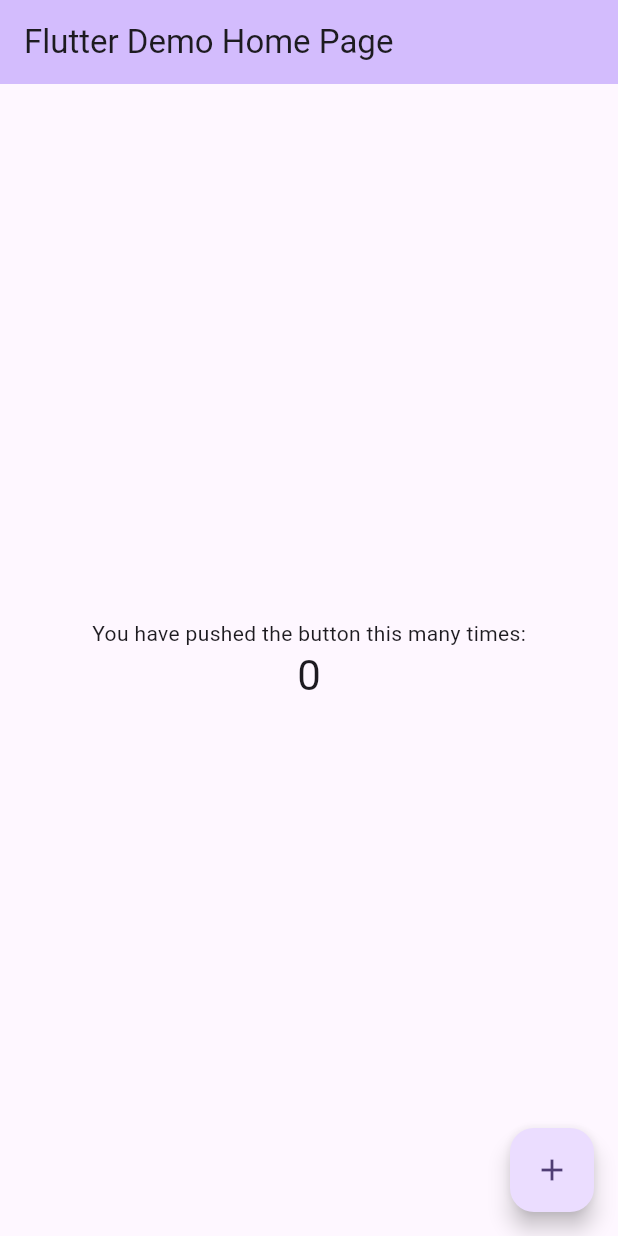
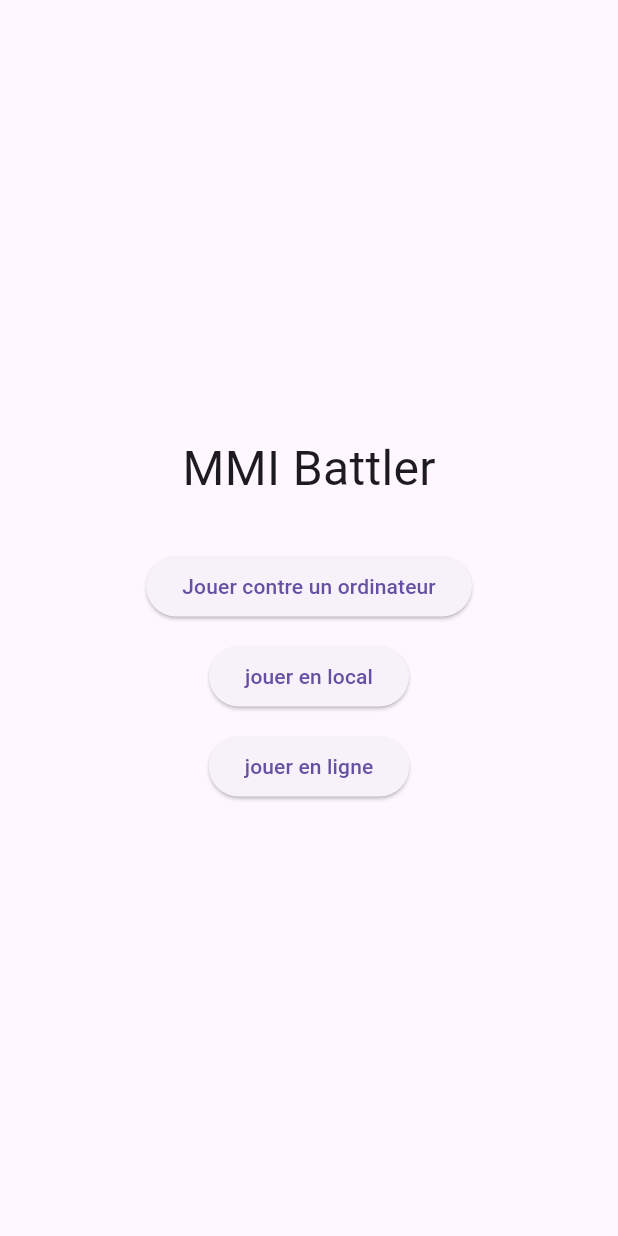
Before and after one commit to Kaynn205/MMI_BATTLER, a Flutter app: the screen it shows after launch, on a phone screen of 412 x 824 dp. Run offline on Flutter 3.47's test engine with Material 3 defaults, Android fonts, the phone set to English and light mode, and no system bars; our stand-ins replace material_ui, sqflite; accounts and stored records are empty.

Commit message:
Page d'accueil
Création de la page d'accueil

```diff
--- /dev/null
+++ b/devtools_options.yaml
@@ -0,0 +1,3 @@
+description: This file stores settings for Dart & Flutter DevTools.
+documentation: https://docs.flutter.dev/tools/devtools/extensions#configure-extension-enablement-states
+extensions:
--- a/lib/main.dart
+++ b/lib/main.dart
@@ -11,112 +11,46 @@ class MyApp extends StatelessWidget {
   @override
   Widget build(BuildContext context) {
     return MaterialApp(
-      title: 'Flutter Demo',
-      theme: ThemeData(
-        // This is the theme of your application.
-        //
-        // TRY THIS: Try running your application with "flutter run". You'll see
-        // the application has a purple toolbar. Then, without quitting the app,
-        // try changing the seedColor in the colorScheme below to Colors.green
-        // and then invoke "hot reload" (save your changes or press the "hot
-        // reload" button in a Flutter-supported IDE, or press "r" if you used
-        // the command line to start the app).
-        //
-        // Notice that the counter didn't reset back to zero; the application
-        // state is not lost during the reload. To reset the state, use hot
-        // restart instead.
-        //
-        // This works for code too, not just values: Most code changes can be
-        // tested with just a hot reload.
-        colorScheme: .fromSeed(seedColor: Colors.deepPurple),
-      ),
-      home: const MyHomePage(title: 'Flutter Demo Home Page'),
+      title: 'MMI Battler',
+      debugShowCheckedModeBanner: false,
+      home: const MyHomePage(),
     );
   }
 }
 
 class MyHomePage extends StatefulWidget {
-  const MyHomePage({super.key, required this.title});
-
-  // This widget is the home page of your application. It is stateful, meaning
-  // that it has a State object (defined below) that contains fields that affect
-  // how it looks.
-
-  // This class is the configuration for the state. It holds the values (in this
-  // case the title) provided by the parent (in this case the App widget) and
-  // used by the build method of the State. Fields in a Widget subclass are
-  // always marked "final".
-
-  final String title;
-
+  const MyHomePage({super.key});
   @override
   State<MyHomePage> createState() => _MyHomePageState();
 }
 
 class _MyHomePageState extends State<MyHomePage> {
-  int _counter = 0;
-
-  void _incrementCounter() {
-    setState(() {
-      // This call to setState tells the Flutter framework that something has
-      // changed in this State, which causes it to rerun the build method below
-      // so that the display can reflect the updated values. If we changed
-      // _counter without calling setState(), then the build method would not be
-      // called again, and so nothing would appear to happen.
-      _counter++;
-    });
-  }
-
   @override
   Widget build(BuildContext context) {
-    // This method is rerun every time setState is called, for instance as done
-    // by the _incrementCounter method above.
-    //
-    // The Flutter framework has been optimized to make rerunning build methods
-    // fast, so that you can just rebuild anything that needs updating rather
-    // than having to individually change instances of widgets.
     return Scaffold(
-      appBar: AppBar(
-        // TRY THIS: Try changing the color here to a specific color (to
-        // Colors.amber, perhaps?) and trigger a hot reload to see the AppBar
-        // change color while the other colors stay the same.
-        backgroundColor: Theme.of(context).colorScheme.inversePrimary,
-        // Here we take the value from the MyHomePage object that was created by
-        // the App.build method, and use it to set our appbar title.
-        title: Text(widget.title),
-      ),
       body: Center(
-        // Center is a layout widget. It takes a single child and positions it
-        // in the middle of the parent.
         child: Column(
-          // Column is also a layout widget. It takes a list of children and
-          // arranges them vertically. By default, it sizes itself to fit its
-          // children horizontally, and tries to be as tall as its parent.
-          //
-          // Column has various properties to control how it sizes itself and
-          // how it positions its children. Here we use mainAxisAlignment to
-          // center the children vertically; the main axis here is the vertical
-          // axis because Columns are vertical (the cross axis would be
-          // horizontal).
-          //
-          // TRY THIS: Invoke "debug painting" (choose the "Toggle Debug Paint"
-          // action in the IDE, or press "p" in the console), to see the
-          // wireframe for each widget.
           mainAxisAlignment: .center,
           children: [
-            const Text('You have pushed the button this many times:'),
-            Text(
-              '$_counter',
-              style: Theme.of(context).textTheme.headlineMedium,
+            const Text('MMI Battler', style: TextStyle(fontSize: 32)),
+            const SizedBox(height: 32),
+            ElevatedButton(
+              onPressed: () {},
+              child: const Text('Jouer contre un ordinateur'),
+            ),
+            const SizedBox(height: 12),
+            ElevatedButton(
+              onPressed: () {},
+              child: const Text('jouer en local'),
+            ),
+            const SizedBox(height: 12),
+            ElevatedButton(
+              onPressed: () {},
+              child: const Text('jouer en ligne'),
             ),
           ],
         ),
       ),
-      floatingActionButton: FloatingActionButton(
-        onPressed: _incrementCounter,
-        tooltip: 'Increment',
-        child: const Icon(Icons.add),
-      ),
     );
   }
 }
```
